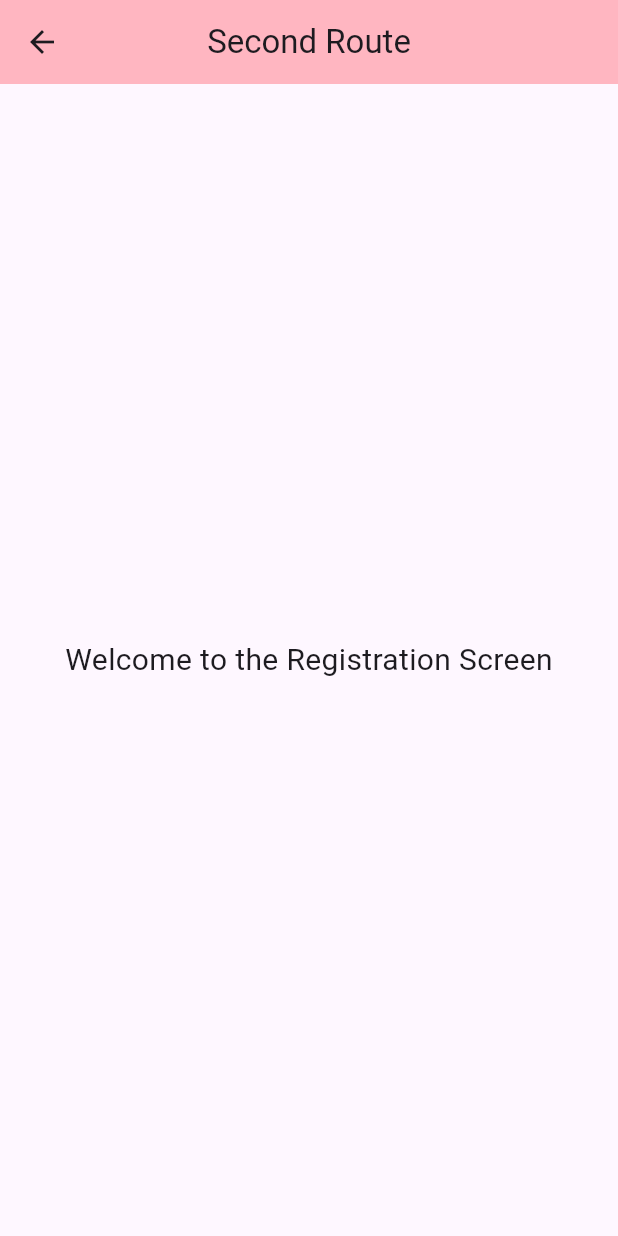
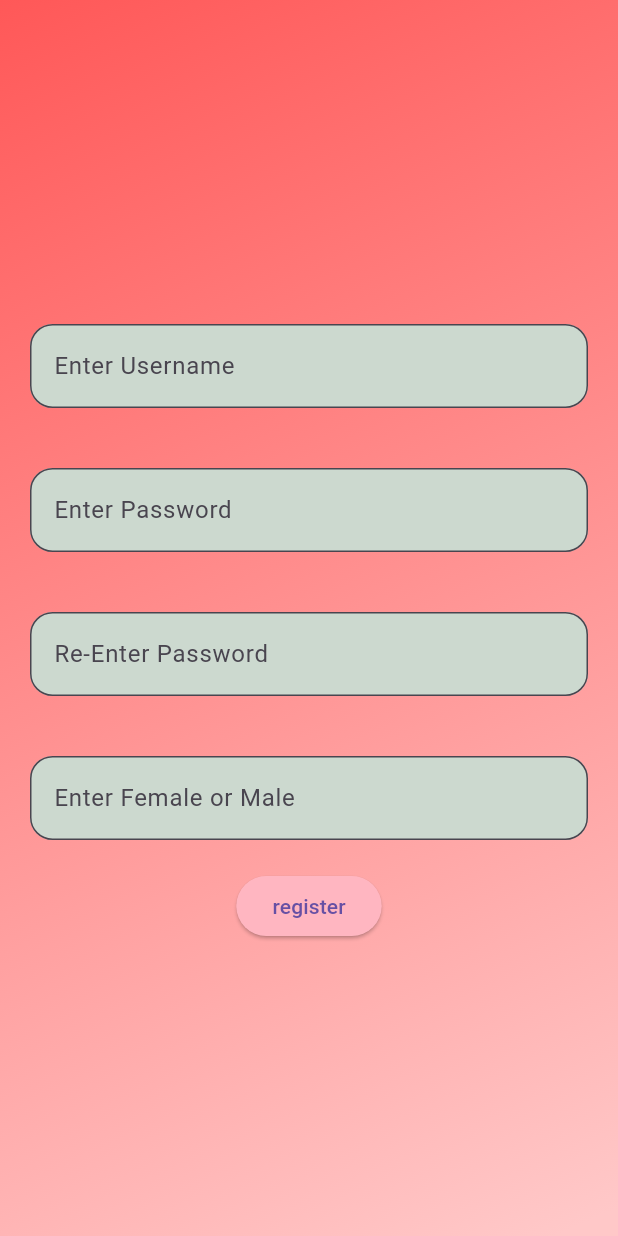
Before and after one commit to Xvjay/dating_app, a Flutter app: the SecondRoute screen opened directly, on a phone screen of 412 x 824 dp. Run offline on Flutter 3.47's test engine with Material 3 defaults, Android fonts, the phone set to English and light mode, and no system bars.

Commit message:
register page now has text boxes

```diff
--- a/lib/register.dart
+++ b/lib/register.dart
@@ -1,4 +1,7 @@
 import 'package:flutter/material.dart';
+import 'componets/text_box.dart';
+import 'componets/nav_button.dart';
+import 'main.dart';
 
 class SecondRoute extends StatelessWidget {
   const SecondRoute({super.key});
@@ -6,23 +9,30 @@ class SecondRoute extends StatelessWidget {
   @override
   Widget build(BuildContext context) {
     return Scaffold(
-      appBar: AppBar(
-        title: const Text('Second Route'),
-        centerTitle: true,
-        backgroundColor: const Color(
-          0xFFFFB6C1,
-        ), // Matching the AppBar color from the main screen
-      ),
-      body: Center(
-        child: Column(
-          mainAxisAlignment: MainAxisAlignment.center,
-          children: const [
-            Text(
-              'Welcome to the Registration Screen',
-              style: TextStyle(fontSize: 20),
-            ),
-            // You can add your registration form or other widgets here.
-          ],
+      body: Container(
+        decoration: const BoxDecoration(
+          gradient: LinearGradient(
+            begin: Alignment.topLeft,
+            end: Alignment(0.8, 1),
+            colors: <Color>[
+              Color(0xFFFF5858), // This is the base pinkish tone
+              Color(0xFFFFC8C8),
+            ], //
+          ),
+        ),
+        child: Center(
+          child: Column(
+            mainAxisAlignment: MainAxisAlignment.center,
+            children: const [
+              CustomBox(labelText: "Enter Username"),
+              CustomBox(labelText: "Enter Password"),
+              CustomBox(labelText: "Re-Enter Password"),
+              CustomBox(labelText: "Enter Female or Male"),
+              NavButton(destination: MyHomePage(), name: "register"),
+
+              // Add more text boxes or widgets as needed
+            ],
+          ),
         ),
       ),
     );
```
